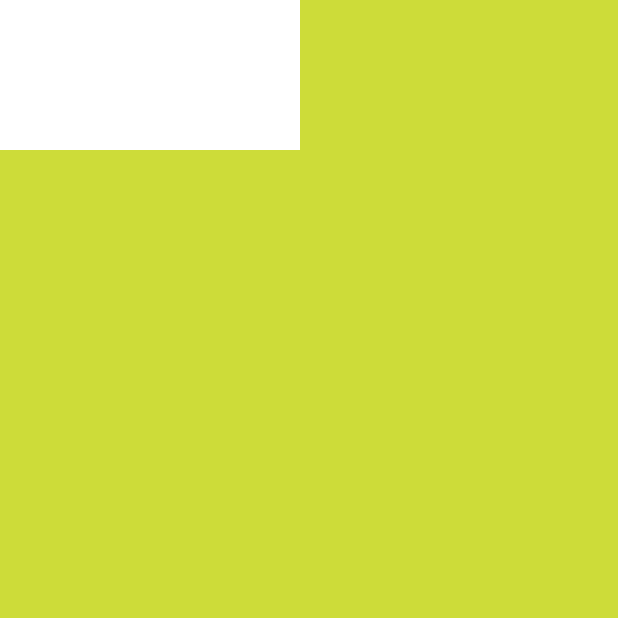
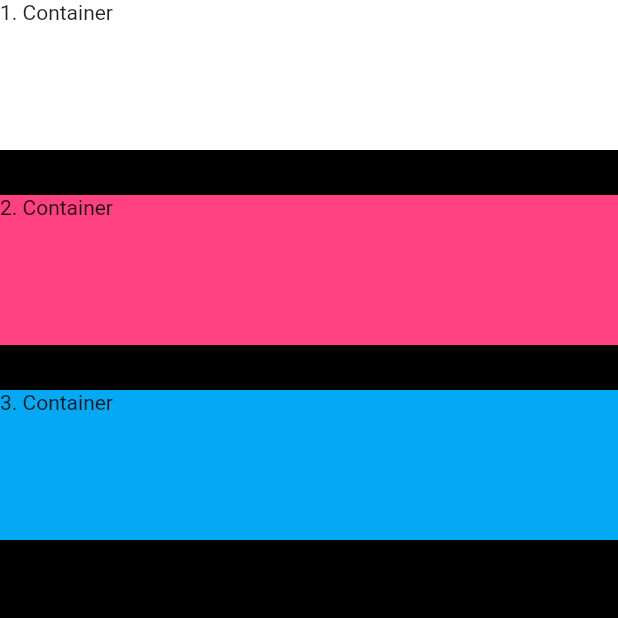
Before and after one commit to IzzetMustafaoglu/column_row, a Flutter app: the screen it shows after launch, on a phone screen of 412 x 824 dp, the top half of it. Run offline on Flutter 3.47's test engine with Material 2 defaults, Android fonts, the phone set to English and light mode, and no system bars.

Commit message:
ucuncu_commit

```diff
--- a/lib/main.dart
+++ b/lib/main.dart
@@ -9,13 +9,52 @@ class BenimUyg extends StatelessWidget{
   Widget build(BuildContext context) {
     return MaterialApp(
       home: Scaffold(
-        backgroundColor: Colors.lime,
+        backgroundColor: Colors.black,
         body: SafeArea(
-          child: Container(
-            color: Colors.white,
-            width: 200,
-            height: 100,
-          ),
+          child: Column(
+        //    mainAxisAlignment: MainAxisSize.min,         //Daha fazla yer kaplama
+        //    mainAxisAlignment: MainAxisAlignment.start,  // Dikey yapar(varsayılan)
+        //    mainAxisAlignment: MainAxisAlignment.end,    //En alta çeker
+        //    mainAxisAlignment: MainAxisAlignment.center, // Ortalama
+        //    mainAxisAlignment: MainAxisAlignment.spaceEvenly, // Aralarında eşit boşluk bırakır
+        //    mainAxisAlignment: MainAxisAlignment.spaceBetween,
+        //    verticalDirection: VerticalDirection.up,     // Ters çevirme
+        //    crossAxisAlignment: CrossAxisAlignment.end,
+        //    crossAxisAlignment: CrossAxisAlignment.center,  // Ortaya al
+            crossAxisAlignment: CrossAxisAlignment.stretch,   // Yatayda ekranı doldur
+            children: <Widget>[
+            Container(
+              color: Colors.white,
+              width: 200,
+              height: 100,
+              child: Text("1. Container"),
+            ),
+              SizedBox(    // iki Container arasında boşluk bırakır
+                height: 30,
+              ),
+            Container(
+        //      margin: EdgeInsets.symmetric(vertical: 20), // Diğerleri ile arasında boşluk bırakır
+              width: 200,
+              height: 100,
+              color: Colors.pinkAccent,
+              child: Text("2. Container"),
+            ),
+            SizedBox(    // iki Container arasında boşluk bırakır
+              height: 30,
+            ),
+            Container(
+              width: 200,
+              height: 100,
+              color: Colors.lightBlue,
+              child: Text("3. Container"),
+            ),
+
+              // Container(
+              //   width: double.infinity,   // Ekran el verdikçe en dibe ver
+              // ),
+
+          ],),
+
         ),
       ),
     );
```
